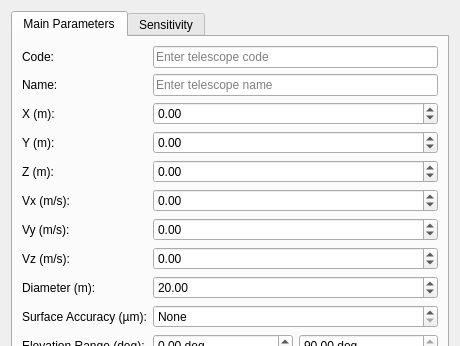
Before: the Qt Designer form pastrocore/gui_pyside/dialog_editor_telescope.ui in Torward1024/pAstroCORE, drawn with Qt 5; both pictures show x 0 to 460 and y 0 to 346 of the 460 by 590 pixel window.
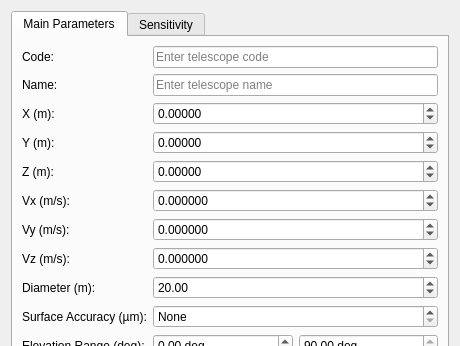
After: the same form once the commit is applied. Icons and pictures are not drawn.

Commit message:
15.09.2026 -- Positions at their edges, linear feeds, editors rounding.
A source between -1 and 0 degrees keeps its sign in -0.0, and three places
read it as positive. The VEX writer wrote `int(de_d)` with `+03d` -- `+00` --
so the file sent to the correlator put such a source up to two degrees from
where it is.

What changed in the file:
```diff
--- a/pastrocore/gui_pyside/dialog_editor_telescope.ui
+++ b/pastrocore/gui_pyside/dialog_editor_telescope.ui
@@ -92,7 +92,7 @@
          <item row="2" column="1">
           <widget class="QDoubleSpinBox" name="xEdit">
            <property name="decimals">
-            <number>2</number>
+            <number>5</number>
            </property>
            <property name="minimum">
             <double>-10000000.000000000000000</double>
@@ -112,7 +112,7 @@
          <item row="3" column="1">
           <widget class="QDoubleSpinBox" name="yEdit">
            <property name="decimals">
-            <number>2</number>
+            <number>5</number>
            </property>
            <property name="minimum">
             <double>-10000000.000000000000000</double>
@@ -132,7 +132,7 @@
          <item row="4" column="1">
           <widget class="QDoubleSpinBox" name="zEdit">
            <property name="decimals">
-            <number>2</number>
+            <number>5</number>
            </property>
            <property name="minimum">
             <double>-10000000.000000000000000</double>
@@ -152,7 +152,7 @@
          <item row="5" column="1">
           <widget class="QDoubleSpinBox" name="vxEdit">
            <property name="decimals">
-            <number>2</number>
+            <number>6</number>
            </property>
            <property name="minimum">
             <double>-1000.000000000000000</double>
@@ -172,7 +172,7 @@
          <item row="6" column="1">
           <widget class="QDoubleSpinBox" name="vyEdit">
            <property name="decimals">
-            <number>2</number>
+            <number>6</number>
            </property>
            <property name="minimum">
             <double>-1000.000000000000000</double>
@@ -192,7 +192,7 @@
          <item row="7" column="1">
           <widget class="QDoubleSpinBox" name="vzEdit">
            <property name="decimals">
-            <number>2</number>
+            <number>6</number>
            </property>
            <property name="minimum">
             <double>-1000.000000000000000</double>
```
The commit also changes 17 other files.
